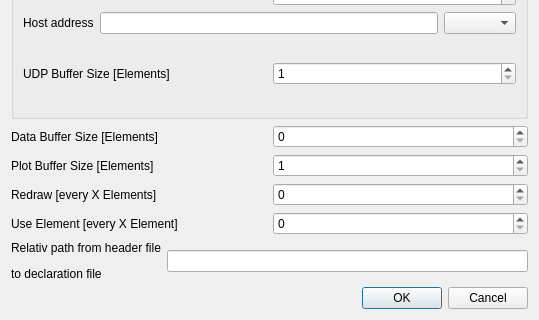
Old version of the form forms/settingsdialog.ui in the repository potolog/UDPLogger; both pictures show x 0 to 539 and y 300 to 620 of the 539 by 620 pixel window.
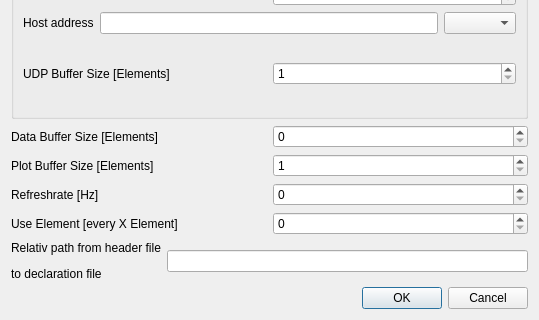
New version of the form.

What changed in the file:
```diff
--- a/forms/settingsdialog.ui
+++ b/forms/settingsdialog.ui
@@ -174,7 +174,7 @@
      <item>
       <widget class="QLabel" name="label_8">
        <property name="text">
-        <string>Redraw [every X Elements]</string>
+        <string>Refreshrate [Hz]</string>
        </property>
       </widget>
      </item>
```
Left out of the diff: 2 changed lines with no effect on the pictures.
